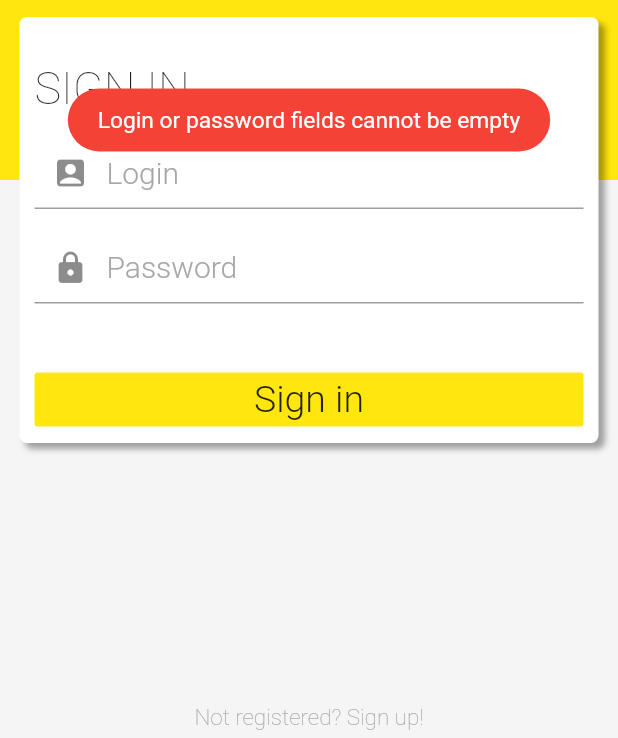
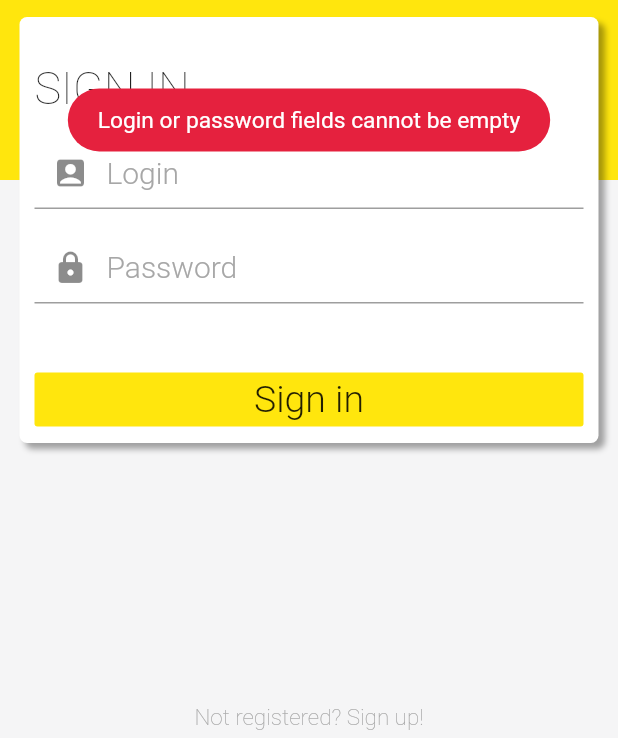
Before and after one commit to bahmN/N.Budget-Android, a Flutter app: the screen it shows after launch, after a tap on "Sign in", on a phone screen of 412 x 824 dp, the part 498-1236 px from its top. Run offline on Flutter 3.47's test engine with Material 2 defaults, Android fonts, the phone set to English and light mode, and no system bars; our stand-ins replace adaptive_theme, cloud_firestore, connectivity, firebase_auth, firebase_core, fluttertoast and 2 more; missing offline and left inert: calendarro, flutter_rounded_date_picker; accounts and stored records are empty.

```diff
--- a/lib/auth/authScreen.dart
+++ b/lib/auth/authScreen.dart
@@ -1,3 +1,4 @@
+import 'package:connectivity/connectivity.dart';
 import 'package:flutter/material.dart';
 import 'package:fluttertoast/fluttertoast.dart';
 import 'package:nbudget/auth/authBloc.dart';
@@ -24,6 +25,7 @@ class _AuthScreenState extends State<AuthScreen> {
   double _marginTopFormAuth;
   AuthService _authService = AuthService();
   AuthBloc _authBloc = AuthBloc();
+
   void close() {
     _authBloc.close();
     super.dispose();
@@ -192,14 +194,16 @@ class _AuthScreenState extends State<AuthScreen> {
   void _signInButtonAction() async {
     _email = _emailController.text;
     _password = _passwordController.text;
-
+    var connectivityResult = await (Connectivity().checkConnectivity());
+    if (connectivityResult == ConnectivityResult.mobile ||
+        connectivityResult == ConnectivityResult.wifi) {
       if (_email.isEmpty || _password.isEmpty) {
         Fluttertoast.showToast(
             msg: R.stringsOf(context).emptyTextFieldAuth,
             toastLength: Toast.LENGTH_LONG,
             gravity: ToastGravity.CENTER,
-          backgroundColor: Colors.red,
-          textColor: Colors.white,
+            backgroundColor: Theme.of(context).errorColor,
+            textColor: Theme.of(context).primaryColorLight,
             fontSize: 15.2);
       } else {
         MyUser user = await _authService.signInWithEmailAndPassword(
@@ -209,13 +213,22 @@ class _AuthScreenState extends State<AuthScreen> {
               msg: R.stringsOf(context).emptyUserAuth,
               toastLength: Toast.LENGTH_LONG,
               gravity: ToastGravity.CENTER,
-            backgroundColor: Colors.red,
-            textColor: Colors.white,
+              backgroundColor: Theme.of(context).errorColor,
+              textColor: Theme.of(context).primaryColorLight,
               fontSize: 15.0);
         } else {
           _emailController.clear();
           _passwordController.clear();
         }
+      }
+    } else {
+      Fluttertoast.showToast(
+          msg: R.stringsOf(context).conntectionState,
+          toastLength: Toast.LENGTH_LONG,
+          gravity: ToastGravity.CENTER,
+          backgroundColor: Theme.of(context).errorColor,
+          textColor: Theme.of(context).primaryColorLight,
+          fontSize: 14.0);
     }
   }
 
@@ -229,21 +242,24 @@ class _AuthScreenState extends State<AuthScreen> {
         "(?=.*[0-9])(?=.*[!@#%^&*])(?=.*[a-z])(?=.*[A-Z])[0-9a-zA-Z!@#%^&*]{6,}";
     RegExp passwordRegExp = new RegExp(_passwordVal);
 
+    var connectivityResult = await (Connectivity().checkConnectivity());
+    if (connectivityResult == ConnectivityResult.mobile ||
+        connectivityResult == ConnectivityResult.wifi) {
       if (!emailRegExp.hasMatch(_email)) {
         Fluttertoast.showToast(
             msg: R.stringsOf(context).incorrectEmailAuth,
             toastLength: Toast.LENGTH_LONG,
             gravity: ToastGravity.CENTER,
-          backgroundColor: Colors.red,
-          textColor: Colors.white,
+            backgroundColor: Theme.of(context).errorColor,
+            textColor: Theme.of(context).primaryColorLight,
             fontSize: 14.0);
       } else if (!passwordRegExp.hasMatch(_password)) {
         Fluttertoast.showToast(
             msg: R.stringsOf(context).incorrectPasswordAuth,
             toastLength: Toast.LENGTH_LONG,
             gravity: ToastGravity.CENTER,
-          backgroundColor: Colors.red,
-          textColor: Colors.white,
+            backgroundColor: Theme.of(context).errorColor,
+            textColor: Theme.of(context).primaryColorLight,
             fontSize: 14.0);
       } else {
         MyUser _ = await _authService.signUpWithEmainAndPassword(
@@ -252,11 +268,20 @@ class _AuthScreenState extends State<AuthScreen> {
             msg: R.stringsOf(context).successfulSignUpAuth,
             toastLength: Toast.LENGTH_LONG,
             gravity: ToastGravity.CENTER,
-          backgroundColor: Colors.green,
-          textColor: Colors.white,
+            backgroundColor: Theme.of(context).indicatorColor,
+            textColor: Theme.of(context).primaryColorLight,
             fontSize: 14.0);
         _emailController.clear();
         _passwordController.clear();
       }
+    } else {
+      Fluttertoast.showToast(
+          msg: R.stringsOf(context).conntectionState,
+          toastLength: Toast.LENGTH_LONG,
+          gravity: ToastGravity.CENTER,
+          backgroundColor: Theme.of(context).errorColor,
+          textColor: Theme.of(context).primaryColorLight,
+          fontSize: 14.0);
     }
   }
+}
```
Lines whose indentation alone changed are shown as unchanged.
